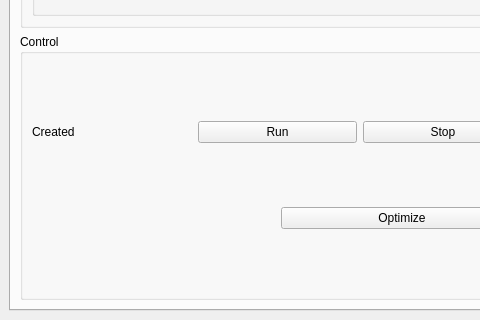
First picture: the form in frontend/mainwindow.ui, repository 84k491/crypto_cpp, before the edit; both pictures show x 0 to 480 and y 549 to 869 of the 1076 by 869 pixel window.
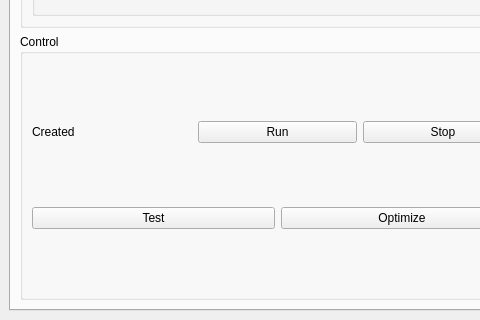
Second picture: the form after the edit.

```diff
--- a/frontend/mainwindow.ui
+++ b/frontend/mainwindow.ui
@@ -186,9 +186,9 @@
              <item>
               <layout class="QHBoxLayout" name="horizontalLayout_19">
                <item>
-                <widget class="QLabel" name="lb_optimizer_progress">
+                <widget class="QPushButton" name="pb_test">
                  <property name="text">
-                  <string/>
+                  <string>Test</string>
                  </property>
                 </widget>
                </item>
```
